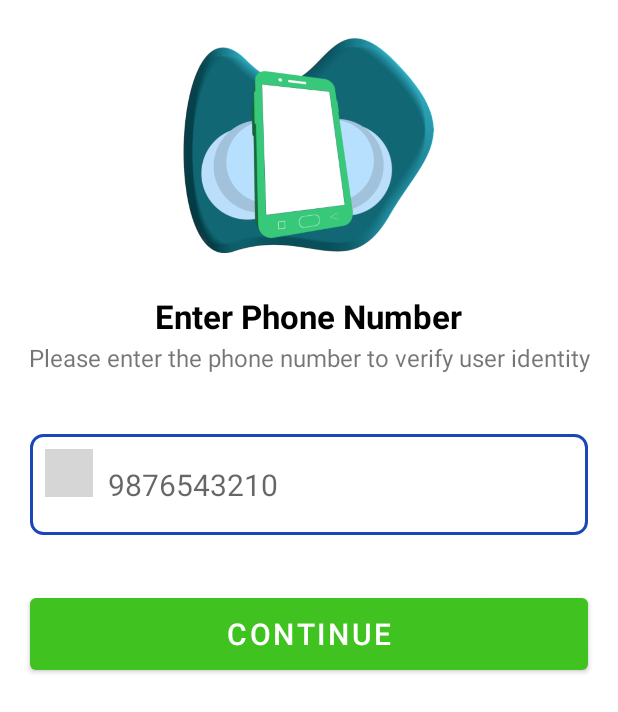
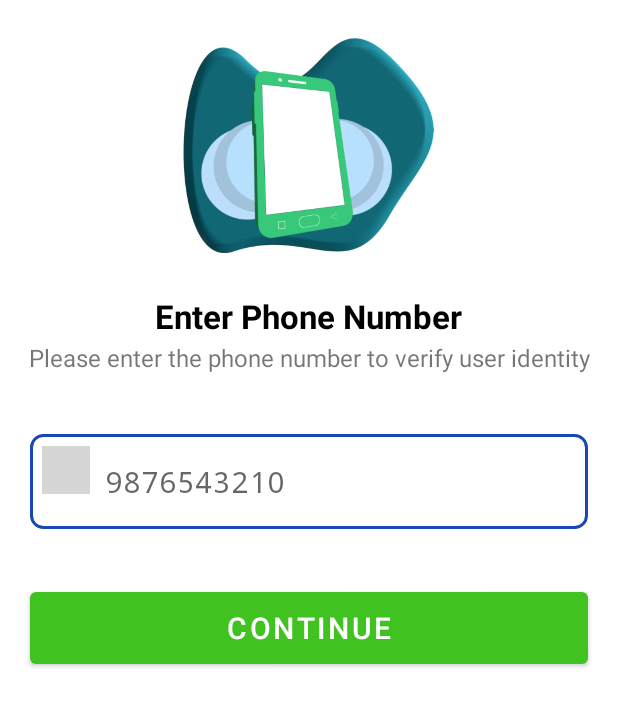
Before and after one commit to Chandra-Sekhar-Bala/ChatAPp, an Android app: the layout activity_phone_number.xml on its own in the app's theme, with its tools: preview values and no code run, on a phone screen of 412 x 824 dp. Shown: the top 712 px of the screen. Run offline under Robolectric (Android 15) with nearby library versions, the phone set to English and light mode, and no system bars; plain views replace CountryCodePicker; grey boxes are pictures that could not be loaded.

Commit message:
Phone number and OTP screen design completed

```diff
--- a/app/src/main/res/layout/activity_phone_number.xml
+++ b/app/src/main/res/layout/activity_phone_number.xml
@@ -1,6 +1,7 @@
 <?xml version="1.0" encoding="utf-8"?>
-<androidx.constraintlayout.widget.ConstraintLayout xmlns:android="http://schemas.android.com/apk/res/android"
-    xmlns:app="http://schemas.android.com/apk/res-auto"
+<layout xmlns:app="http://schemas.android.com/apk/res-auto">
+    <androidx.constraintlayout.widget.ConstraintLayout
+        xmlns:android="http://schemas.android.com/apk/res/android"
         xmlns:tools="http://schemas.android.com/tools"
         android:layout_width="match_parent"
         android:layout_height="match_parent"
@@ -45,12 +46,12 @@
             android:id="@+id/LinearLayout"
             android:layout_width="match_parent"
             android:layout_height="wrap_content"
+            android:layout_marginHorizontal="20dp"
             android:layout_marginTop="40dp"
             android:background="@drawable/input_background"
             android:orientation="horizontal"
-        android:padding="10dp"
-        android:layout_marginStart="20dp"
-        android:layout_marginEnd="20dp"
+            android:padding="8dp"
+            app:layout_constraintEnd_toEndOf="parent"
             app:layout_constraintStart_toStartOf="parent"
             app:layout_constraintTop_toBottomOf="@+id/textView2">
 
@@ -59,23 +60,26 @@
                 android:layout_width="wrap_content"
                 android:layout_height="wrap_content"
                 app:ccp_autoDetectCountry="true"
-            app:ccp_autoDetectLanguage="true" />
+                app:ccp_autoDetectLanguage="true"
+                app:ccp_defaultNameCode="IN"
+                app:ccp_defaultPhoneCode="91"
+                app:ccp_rememberLastSelection="true" />
 
             <com.google.android.material.textfield.TextInputEditText
                 android:id="@+id/phone_number"
                 android:layout_width="wrap_content"
                 android:layout_height="wrap_content"
+                android:background="#00888888"
                 android:hint="9876543210"
-            android:background="#00888888"
                 android:inputType="phone"
-            android:maxLength="10"
                 android:padding="10dp"
-            android:textSize="20sp" />
+                android:textSize="20sp"
+                android:typeface="monospace" />
 
         </LinearLayout>
 
         <Button
-        android:id="@+id/button"
+            android:id="@+id/btn_continue"
             android:layout_width="0dp"
             android:layout_height="60dp"
             android:layout_marginTop="36dp"
@@ -87,3 +91,4 @@
             app:layout_constraintTop_toBottomOf="@+id/LinearLayout" />
 
     </androidx.constraintlayout.widget.ConstraintLayout>
+</layout>
--- a/build.gradle
+++ b/build.gradle
@@ -1,3 +1,9 @@
+buildscript {
+    dependencies {
+        classpath 'com.google.gms:google-services:4.3.14'
+    }
+}
+
 // Top-level build file where you can add configuration options common to all sub-projects/modules.
 plugins {
     id 'com.android.application' version '7.3.0' apply false
--- a/settings.gradle
+++ b/settings.gradle
@@ -10,6 +10,7 @@ dependencyResolutionManagement {
     repositories {
         google()
         mavenCentral()
+
     }
 }
 rootProject.name = "ChatApp"
```
Also changed, not shown: app/build.gradle (+12 -0 lines), app/src/main/AndroidManifest.xml (+9 -6 lines), app/src/main/java/codes/chandrasekhar/chtapp/ui/signup/OTPVerificationActivity.kt (added, +34 -0 lines), app/src/main/java/codes/chandrasekhar/chtapp/ui/signup/PhoneNumberActivity.kt (+43 -2 lines), app/src/main/res/layout/activity_otpverification.xml (added, +91 -0 lines), 2 other files. Lines whose indentation alone changed are shown as unchanged.
